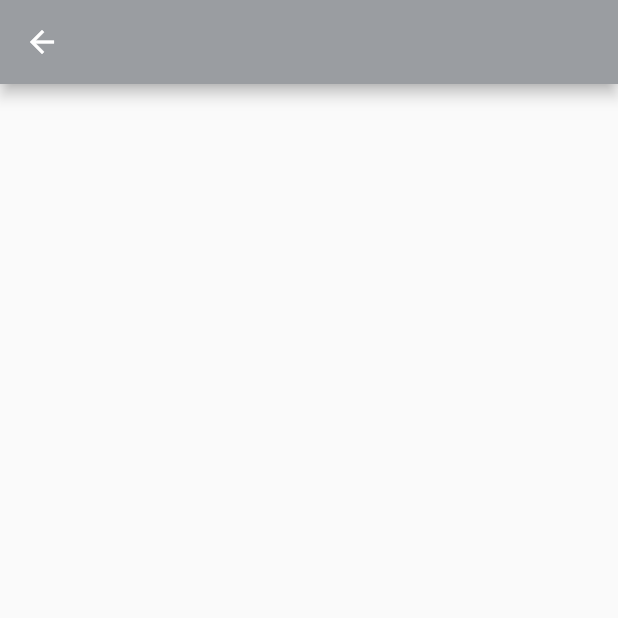
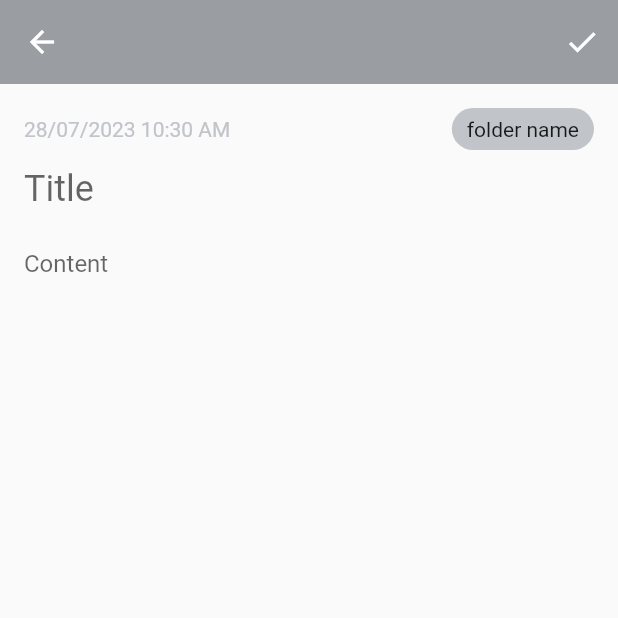
Before and after one commit to Kingkull2811/flutter_note_app, a Flutter app: the NoteDetail screen opened by its route, on a phone screen of 412 x 824 dp, the top half of it. Run offline on Flutter 3.47's test engine with Material 2 defaults, Android fonts, the phone set to English and light mode, and no system bars; our stand-ins replace dots_indicator, equatable, firebase_auth, firebase_core, flutter_switch, google_sign_in and 3 more; missing offline and left inert: flutter_facebook_auth; accounts and stored records are empty; generated files the repository leaves out were written again.

Commit message:
add note screen

```diff
--- a/lib/screens/note_detail/note_detail.dart
+++ b/lib/screens/note_detail/note_detail.dart
@@ -1,19 +1,163 @@
 import 'package:flutter/material.dart';
+import 'package:hooks_riverpod/hooks_riverpod.dart';
+import 'package:intl/intl.dart';
+import 'package:kull_note_app/network/provider/dark_mode_provider.dart';
+import 'package:kull_note_app/util/app_theme.dart';
 
-class NoteDetail extends StatefulWidget {
+class NoteDetail extends StatefulHookConsumerWidget {
   const NoteDetail({super.key});
 
   @override
-  State<NoteDetail> createState() => _NoteDetailState();
+  ConsumerState<NoteDetail> createState() => _NoteDetailState();
 }
 
-class _NoteDetailState extends State<NoteDetail> {
+class _NoteDetailState extends ConsumerState<NoteDetail> {
+  final titleController = TextEditingController();
+  final contentController = TextEditingController();
+
+  final _scrollController = ScrollController();
+
+  bool isShowDone = false;
+  final String currentTime =
+      DateFormat('dd/MM/yyyy HH:mm aa').format(DateTime.now());
+
+  // // Height of your Container
+  // static const _containerHeight = 100.0;
+  //
+  // // You don't need to change any of these variables
+  // var _fromTop = -_containerHeight;
+  // var _allowReverse = true, _allowForward = true;
+  // var _prevOffset = 0.0;
+  // var _prevForwardOffset = -_containerHeight;
+  // var _prevReverseOffset = 0.0;
+
+  @override
+  void initState() {
+    super.initState();
+  }
+
+  @override
+  void dispose() {
+    titleController.dispose();
+    contentController.dispose();
+    super.dispose();
+  }
+
+  // void _scrollListener() {
+  //   double offset = _scrollController.offset;
+  //   var direction = _scrollController.position.userScrollDirection;
+  //
+  //   if (direction == ScrollDirection.reverse) {
+  //     _allowForward = true;
+  //     if (_allowReverse) {
+  //       _allowReverse = false;
+  //       _prevOffset = offset;
+  //       _prevForwardOffset = _fromTop;
+  //     }
+  //
+  //     var difference = offset - _prevOffset;
+  //     _fromTop = _prevForwardOffset + difference;
+  //     if (_fromTop > 0) _fromTop = 0;
+  //   } else if (direction == ScrollDirection.forward) {
+  //     _allowReverse = true;
+  //     if (_allowForward) {
+  //       _allowForward = false;
+  //       _prevOffset = offset;
+  //       _prevReverseOffset = _fromTop;
+  //     }
+  //
+  //     var difference = offset - _prevOffset;
+  //     _fromTop = _prevReverseOffset + difference;
+  //     if (_fromTop < -_containerHeight) _fromTop = -_containerHeight;
+  //   }
+  //   setState(() {});
+  // }
+
   @override
   Widget build(BuildContext context) {
+    final w = MediaQuery.of(context).size.width;
+
+    final isDarkMode = ref.watch(darkModeProvider).isDarkMode();
+
     return GestureDetector(
       onTap: () => FocusScope.of(context).unfocus(),
       child: Scaffold(
-        appBar: AppBar(),
+        appBar: AppBar(
+          elevation: 0,
+          actions: [
+            IconButton(
+              onPressed: () {},
+              icon: const Icon(
+                Icons.check,
+                size: 24,
+              ),
+            ),
+          ],
+        ),
+        body: SingleChildScrollView(
+          padding: EdgeInsets.all(16),
+          child: Column(
+            crossAxisAlignment: CrossAxisAlignment.start,
+            mainAxisAlignment: MainAxisAlignment.start,
+            children: [
+              Row(
+                crossAxisAlignment: CrossAxisAlignment.center,
+                mainAxisAlignment: MainAxisAlignment.spaceBetween,
+                children: [
+                  Text(
+                    currentTime,
+                    style: TextStyle(
+                      color: isDarkMode
+                          ? AppColor.greyChateau
+                          : AppColor.linkWater,
+                    ),
+                  ),
+                  Container(
+                    padding: const EdgeInsets.symmetric(
+                      vertical: 6,
+                      horizontal: 10,
+                    ),
+                    decoration: BoxDecoration(
+                      borderRadius: BorderRadius.circular(20),
+                      color: isDarkMode
+                          ? AppColor.greyChateau
+                          : AppColor.linkWater,
+                    ),
+                    alignment: Alignment.center,
+                    child: Text('folder name'),
+                  ),
+                ],
+              ),
+              SizedBox(
+                width: w - 16 * 2,
+                child: TextFormField(
+                  controller: titleController,
+                  maxLines: null,
+                  decoration: InputDecoration(
+                    hintText: 'Title',
+                    border: InputBorder.none,
+                    filled: false,
+                  ),
+                  style: TextStyle(fontSize: 24),
+                ),
+              ),
+              Container(
+                width: w - 16 * 2,
+                padding: EdgeInsets.only(bottom: 16),
+                child: TextFormField(
+                  controller: contentController,
+                  maxLines: null,
+                  decoration: InputDecoration(
+                    hintText: 'Content',
+                    border: InputBorder.none,
+                    filled: false,
+                  ),
+                  style: TextStyle(fontSize: 16),
+                ),
+              ),
+            ],
+          ),
+        ),
       ),
     );
   }
```
Also changed, not shown: 1 other file.
